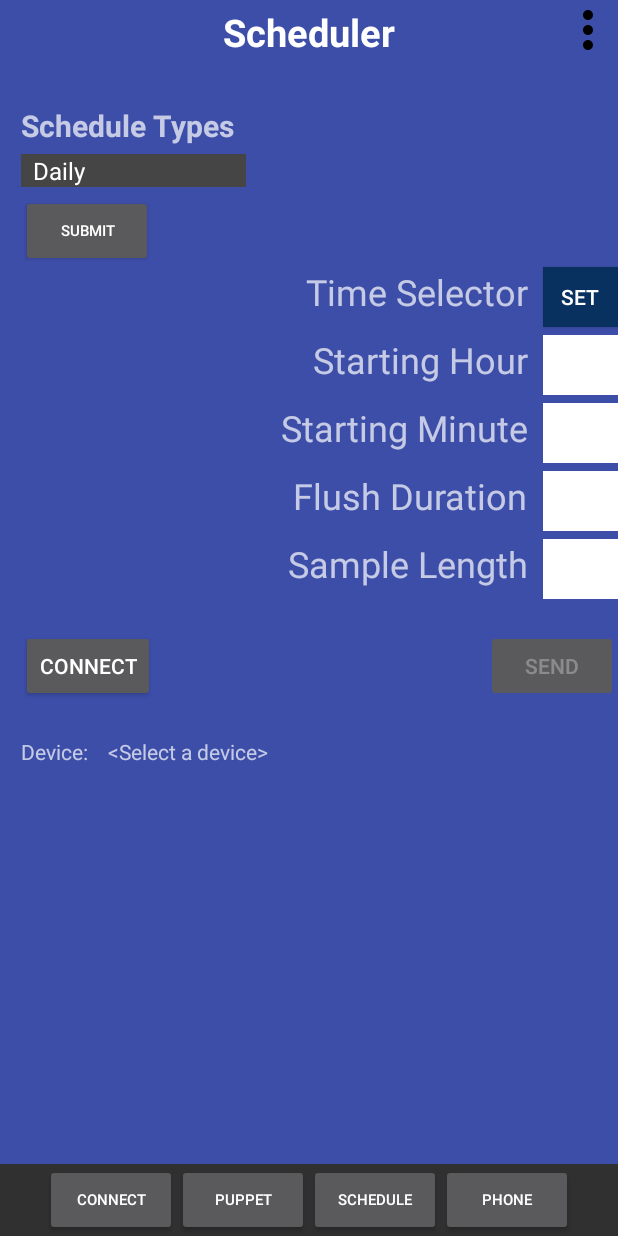
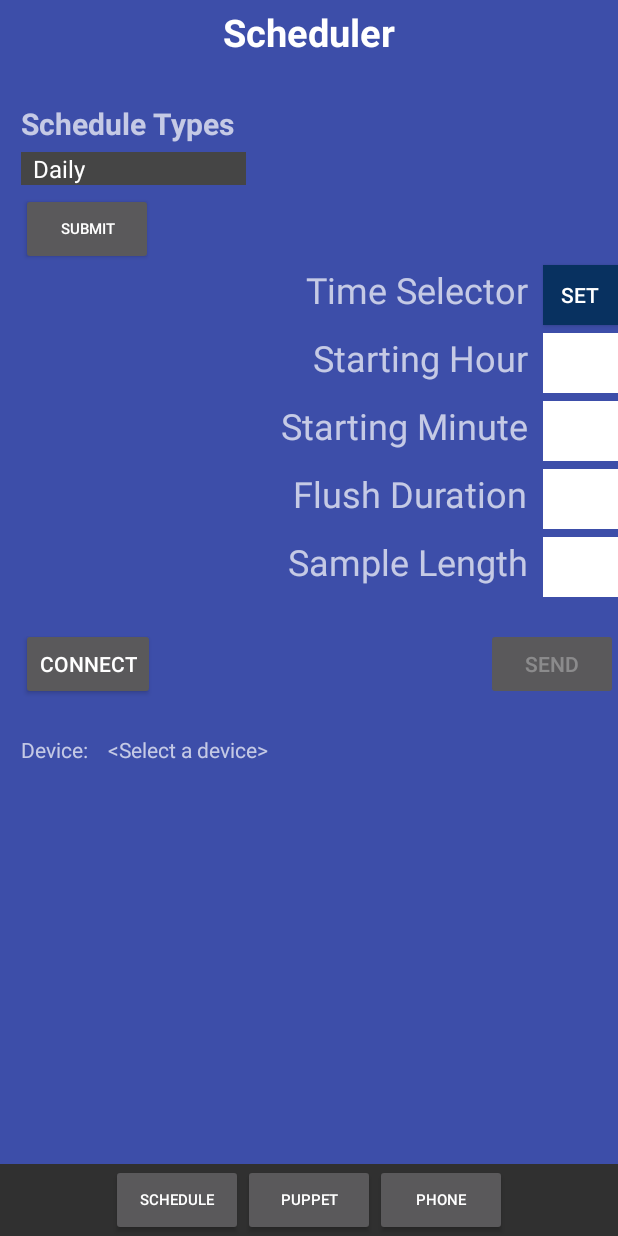
Before and after one commit to OPEnSLab-OSU/OPEnSampler, an Android app: the screen it shows after launch (MainActivity), after a tap on "SCHEDULE", on a phone screen of 412 x 824 dp. Run offline under Robolectric (Android 15) with nearby library versions, the phone set to English and light mode, and no system bars; 2 statements that could not run were skipped.

Commit message:
Removed Connection Button from Fragment Manager
First screen seen is the scheduler, where users can connect to the
OpenSampler device

```diff
--- a/capstone/OpenSampler/app/src/main/java/opensampler/opensampler/MainActivity.java
+++ b/capstone/OpenSampler/app/src/main/java/opensampler/opensampler/MainActivity.java
@@ -23,8 +23,7 @@ public class MainActivity extends AppCompatActivity {
     private static final String TAG = "MainActivity";
     private SectionStatePagerAdapter mSectionsStatePagerAdapter;
     private ViewPager mViewPager;
-    private Button mConnButt;
-    private Button mSampButt;
+    private Button mPuppetButt;
     private Button mSchedButt;
     private Button mPhoneButt;
     private ImageButton mInfoButt;
@@ -41,35 +40,27 @@ public class MainActivity extends AppCompatActivity {
         mViewPager = (ViewPager) findViewById(R.id.container);
         setupViewPager(mViewPager);
 
-        mConnButt = (Button) findViewById(R.id.conn);
-        mSampButt = (Button) findViewById(R.id.samp);
+        mPuppetButt = (Button) findViewById(R.id.puppet);
         mSchedButt = (Button) findViewById(R.id.sched);
         mPhoneButt = (Button) findViewById(R.id.phone);
-        mInfoButt = (ImageButton) findViewById(R.id.btnUserInfo);
-
         mScreenName = (TextView) findViewById(R.id.screenName);
 
-        mScreenName.setText("Puppet Commands");
-        mConnButt.setOnClickListener(new View.OnClickListener() {
-            @Override
-            public void onClick(View view){
-
-            }
-        });
-        mSampButt.setOnClickListener(new View.OnClickListener() {
+        mPuppetButt.setOnClickListener(new View.OnClickListener() {
             @Override
             public void onClick(View view){
                 mScreenName.setText("Puppet Commands");
-                setViewPager(0);
+                setViewPager(1);
             }
         });
+
         mSchedButt.setOnClickListener(new View.OnClickListener() {
             @Override
             public void onClick(View view){
                 mScreenName.setText("Scheduler");
-                setViewPager(1);
+                setViewPager(0);
             }
         });
+
         mPhoneButt.setOnClickListener(new View.OnClickListener() {
             @Override
             public void onClick(View view){
@@ -87,10 +78,10 @@ public class MainActivity extends AppCompatActivity {
             @Override
             public void onPageSelected(int position) {
                 if(position == 0){
-                    mScreenName.setText("Puppet Commands");
+                    mScreenName.setText("Scheduler");
                 }
                 if(position == 1){
-                    mScreenName.setText("Scheduler");
+                    mScreenName.setText("Puppet Commands");
                 }
                 if(position == 2){
                     mScreenName.setText("Phone Commands");
@@ -150,8 +141,8 @@ public class MainActivity extends AppCompatActivity {
 
     private void setupViewPager(ViewPager viewPager){
         SectionStatePagerAdapter adapter = new SectionStatePagerAdapter(getSupportFragmentManager());
+        adapter.addFragment(new ScheduleFragment(), "ScheduleFragment");
         adapter.addFragment(new PuppetFragment(), "PuppetFragment");
-        adapter.addFragment(new ScheduleFragment(), "ScheduleFragment");
         adapter.addFragment(new PhoneFragment(), "PhoneFragment");
         viewPager.setAdapter(adapter);
     }
--- a/capstone/OpenSampler/app/src/main/res/layout/activity_main.xml
+++ b/capstone/OpenSampler/app/src/main/res/layout/activity_main.xml
@@ -13,13 +13,6 @@
         android:layout_width="fill_parent"
         android:layout_height="wrap_content"
         android:orientation="horizontal">
-
-        <ImageButton
-            android:id="@+id/btnUserInfo"
-            android:layout_width="40dp"
-            android:layout_height="40dp"
-            android:layout_alignParentRight="true"
-            android:background="@drawable/ic_more_vert_black" />
 
         <TextView
             android:id="@+id/screenName"
@@ -50,37 +43,26 @@
         android:layout_centerHorizontal="true">
 
         <Button
-            android:id="@+id/conn"
-            android:layout_width="0dp"
-            android:layout_height="wrap_content"
-            android:textSize="10dp"
-            android:layout_alignParentBottom="true"
-            android:layout_alignParentLeft="true"
-            android:layout_alignParentStart="true"
-            android:layout_weight=".25"
-            android:text="@string/connectBut" />
-
-        <Button
-            android:id="@+id/samp"
+            android:id="@+id/sched"
             android:layout_width="0dp"
             android:layout_height="wrap_content"
             android:layout_alignBaseline="@+id/conn"
             android:layout_alignBottom="@+id/conn"
             android:layout_toRightOf="@+id/conn"
-            android:layout_weight=".25"
-            android:text="@string/puppetBut"
+            android:layout_weight=".33"
+            android:text="@string/scheduleBut"
             android:textSize="10dp" />
 
         <Button
-            android:id="@+id/sched"
+            android:id="@+id/puppet"
             android:layout_width="0dp"
             android:layout_height="wrap_content"
             android:textSize="10dp"
-            android:layout_alignBaseline="@+id/samp"
-            android:layout_alignBottom="@+id/samp"
-            android:layout_toRightOf="@+id/samp"
-            android:layout_weight=".25"
-            android:text="@string/scheduleBut" />
+            android:layout_alignBaseline="@+id/puppet"
+            android:layout_alignBottom="@+id/puppet"
+            android:layout_toRightOf="@+id/puppet"
+            android:layout_weight=".33"
+            android:text="@string/puppetBut" />
 
         <Button
             android:id="@+id/phone"
@@ -90,7 +72,7 @@
             android:layout_alignBaseline="@+id/sched"
             android:layout_alignBottom="@+id/sched"
             android:layout_toRightOf="@+id/sched"
-            android:layout_weight=".25"
+            android:layout_weight=".33"
             android:text="@string/phonesBut" />
 
     </LinearLayout>
```
